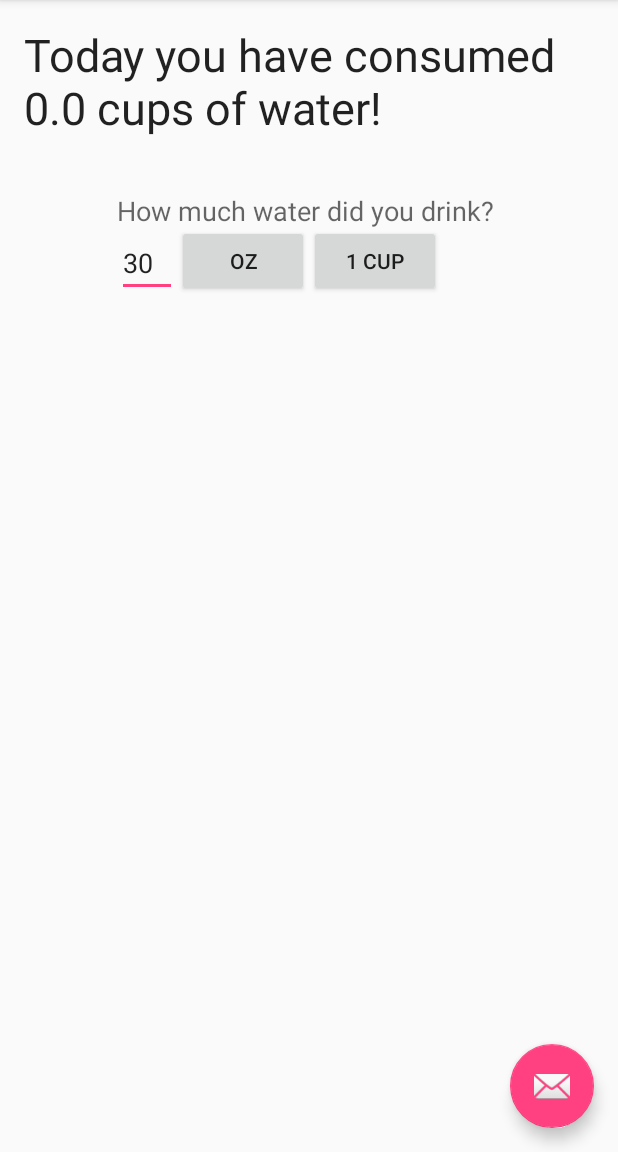
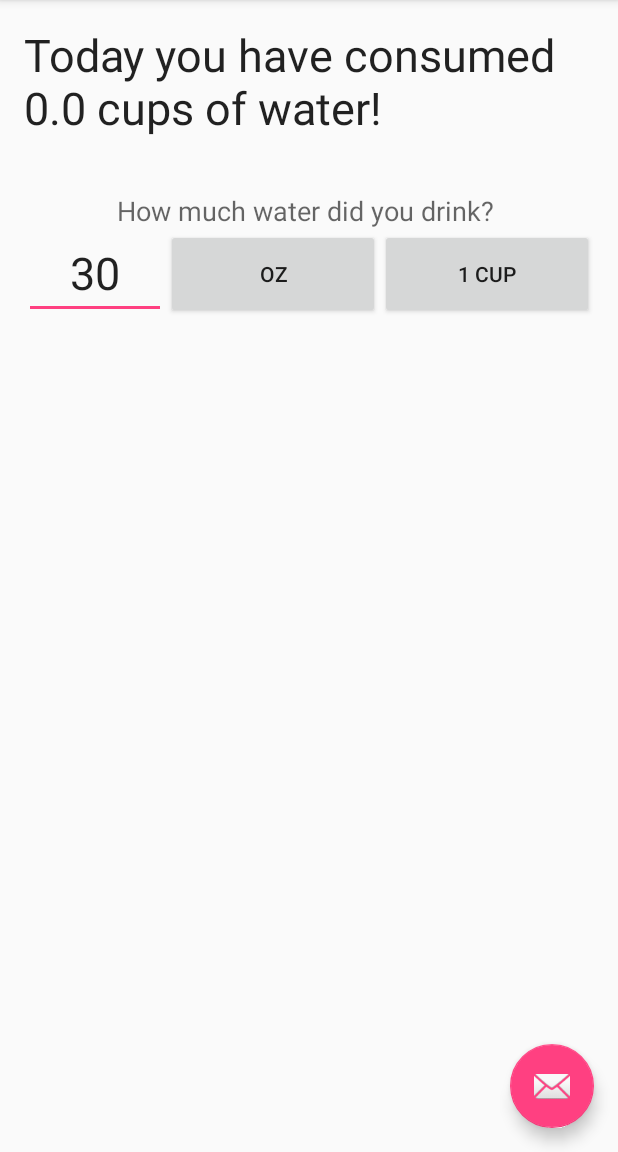
Before and after one commit to mateoacebedoe/DrinksTracker, an Android app: the screen it shows after launch (MainActivity), on a phone screen of 412 x 824 dp, the part 84-1236 px from its top. Run offline under Robolectric (Android 15) with nearby library versions, the phone set to English and light mode, and no system bars.

Commit message:
improved layout - Added Linear Layout for buttons

```diff
--- a/app/src/main/res/layout/content_main.xml
+++ b/app/src/main/res/layout/content_main.xml
@@ -8,15 +8,6 @@
     android:paddingBottom="@dimen/activity_vertical_margin"
     app:layout_behavior="@string/appbar_scrolling_view_behavior"
     tools:showIn="@layout/activity_main" tools:context=".MainActivity">
-
-    <Button
-        android:layout_width="wrap_content"
-        android:layout_height="wrap_content"
-        android:text="1 Cup"
-        android:id="@+id/AddCupButton"
-        android:layout_alignTop="@+id/AddOzAmountButton"
-        android:layout_toRightOf="@+id/AddOzAmountButton"
-        android:layout_toEndOf="@+id/AddOzAmountButton" />
 
     <TextView
         android:layout_width="wrap_content"
@@ -38,25 +29,52 @@
         android:layout_centerHorizontal="true"
         android:layout_marginTop="36dp" />
 
+    <LinearLayout
+        android:orientation="horizontal"
+        android:layout_width="match_parent"
+        android:layout_height="60dp"
+        android:layout_below="@+id/textView3"
+        android:layout_alignParentRight="true"
+        android:layout_alignParentEnd="true">
+
+        <EditText
+            android:layout_width="wrap_content"
+            android:layout_height="match_parent"
+            android:inputType="number"
+            android:ems="10"
+            android:id="@+id/AddOzAmountValue"
+            android:text="30"
+            android:layout_below="@+id/textView3"
+            android:layout_alignLeft="@+id/textView3"
+            android:layout_alignStart="@+id/textView3"
+            android:layout_alignParentEnd="false"
+            android:layout_alignParentStart="true"
+            android:textAlignment="center"
+            android:width="40dp"
+            android:layout_weight="33"
+            android:textSize="30dp" />
+
         <Button
             android:layout_width="wrap_content"
-        android:layout_height="wrap_content"
+            android:layout_height="match_parent"
             android:text="OZ"
             android:id="@+id/AddOzAmountButton"
             android:layout_alignBottom="@+id/AddOzAmountValue"
             android:layout_toRightOf="@+id/AddOzAmountValue"
-        android:layout_toEndOf="@+id/AddOzAmountValue" />
+            android:layout_toEndOf="@+id/AddOzAmountValue"
+            android:layout_weight="33" />
 
-    <EditText
+        <Button
             android:layout_width="wrap_content"
-        android:layout_height="wrap_content"
-        android:inputType="number"
-        android:ems="10"
-        android:id="@+id/AddOzAmountValue"
-        android:text="30"
-        android:width="40dp"
-        android:layout_below="@+id/textView3"
-        android:layout_alignLeft="@+id/textView3"
-        android:layout_alignStart="@+id/textView3" />
+            android:layout_height="match_parent"
+            android:text="1 Cup"
+            android:id="@+id/AddCupButton"
+            android:layout_alignTop="@+id/AddOzAmountButton"
+            android:layout_toRightOf="@+id/AddOzAmountButton"
+            android:layout_toEndOf="@+id/AddOzAmountButton"
+            android:layout_alignParentEnd="false"
+            android:layout_weight="33"
+            android:textAlignment="center" />
+    </LinearLayout>
 
 </RelativeLayout>
```
Lines whose indentation alone changed are shown as unchanged.
